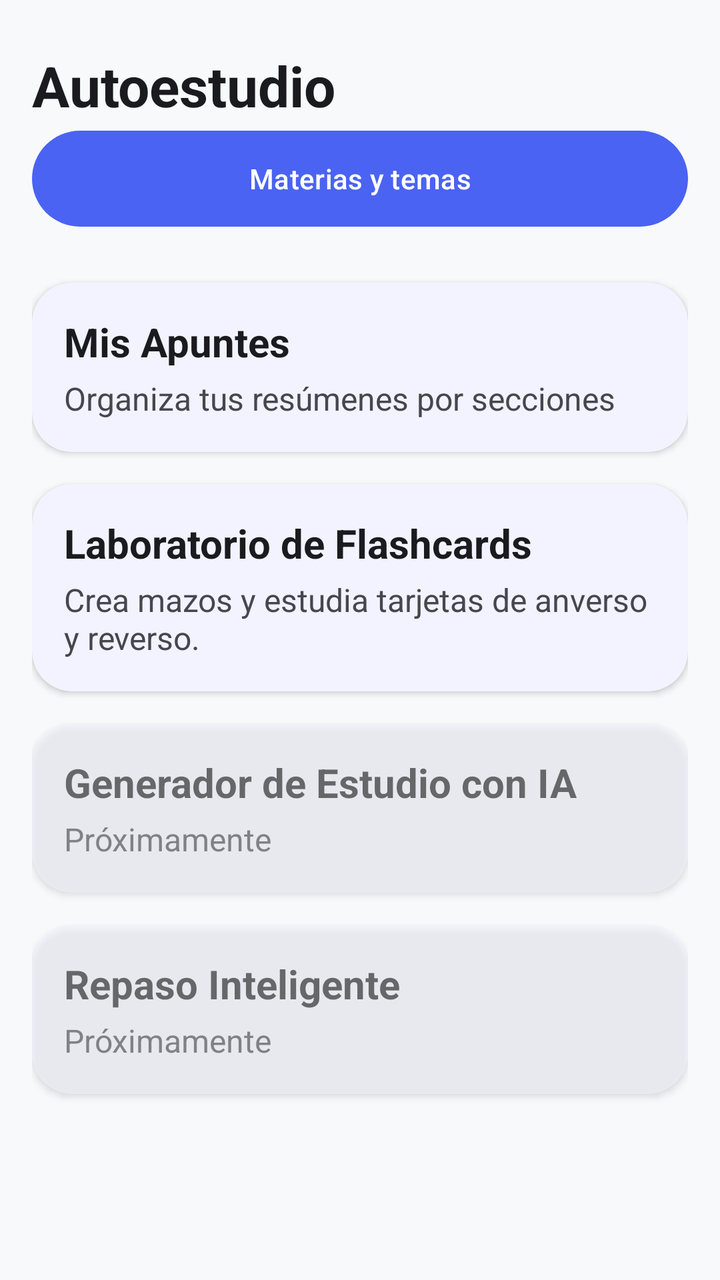
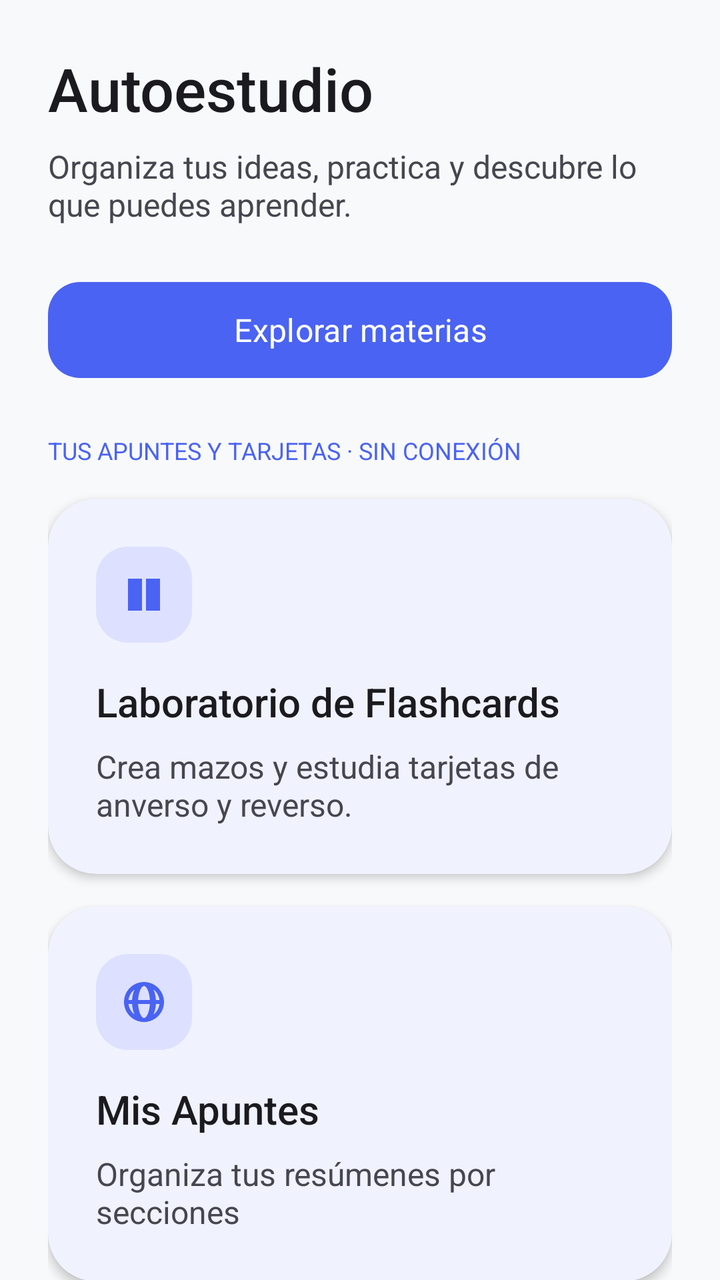

Before-and-after screenshots of an Android layout around one commit, followed by the original layout XML and the change that was made.
<!-- AndroidManifest.xml: application theme Theme.Dubalin -->
<!-- res/layout/fragment_autoestudio.xml -->
<?xml version="1.0" encoding="utf-8"?>
<androidx.core.widget.NestedScrollView
    xmlns:android="http://schemas.android.com/apk/res/android"
    xmlns:app="http://schemas.android.com/apk/res-auto"
    android:layout_width="match_parent"
    android:layout_height="match_parent"
    android:background="?android:attr/colorBackground"
    android:fillViewport="true">

    <androidx.constraintlayout.widget.ConstraintLayout
        android:layout_width="match_parent"
        android:layout_height="wrap_content"
        android:padding="@dimen/spacing_md">

        <TextView
            android:id="@+id/tv_autoestudio_titulo"
            android:layout_width="0dp"
            android:layout_height="wrap_content"
            android:layout_marginTop="@dimen/spacing_sm"
            android:accessibilityHeading="true"
            android:text="@string/autoestudio_title"
            android:textColor="?attr/colorOnBackground"
            android:textSize="@dimen/text_size_display"
            android:textStyle="bold"
            app:layout_constraintEnd_toEndOf="parent"
            app:layout_constraintStart_toStartOf="parent"
            app:layout_constraintTop_toTopOf="parent" />

        <com.google.android.material.button.MaterialButton
            android:id="@+id/btn_materias"
            android:layout_width="0dp"
            android:layout_height="wrap_content"
            android:minHeight="56dp"
            android:text="@string/subjects_title"
            app:layout_constraintTop_toBottomOf="@id/tv_autoestudio_titulo"
            app:layout_constraintStart_toStartOf="parent"
            app:layout_constraintEnd_toEndOf="parent" />

        <com.google.android.material.card.MaterialCardView
            android:id="@+id/card_mis_apuntes"
            style="@style/Widget.Dubalin.CardView"
            android:layout_width="0dp"
            android:layout_height="wrap_content"
            android:layout_marginTop="@dimen/spacing_lg"
            android:clickable="true"
            android:focusable="true"
            app:layout_constraintEnd_toEndOf="parent"
            app:layout_constraintStart_toStartOf="parent"
            app:layout_constraintTop_toBottomOf="@id/btn_materias">

            <LinearLayout
                android:layout_width="match_parent"
                android:layout_height="wrap_content"
                android:orientation="vertical"
                android:padding="@dimen/spacing_md">

                <TextView
                    android:layout_width="wrap_content"
                    android:layout_height="wrap_content"
                    android:text="@string/autoestudio_notes_title"
                    android:textColor="?attr/colorOnSurface"
                    android:textSize="@dimen/text_size_title"
                    android:textStyle="bold" />

                <TextView
                    android:layout_width="match_parent"
                    android:layout_height="wrap_content"
                    android:layout_marginTop="@dimen/spacing_xs"
                    android:text="@string/autoestudio_notes_description"
                    android:textColor="?attr/colorOnSurfaceVariant"
                    android:textSize="@dimen/text_size_body" />

            </LinearLayout>

        </com.google.android.material.card.MaterialCardView>

        <com.google.android.material.card.MaterialCardView
            android:id="@+id/card_flashcards"
            style="@style/Widget.Dubalin.CardView"
            android:layout_width="0dp"
            android:layout_height="wrap_content"
            android:layout_marginTop="@dimen/spacing_md"
            android:clickable="true"
            android:focusable="true"
            app:layout_constraintEnd_toEndOf="parent"
            app:layout_constraintStart_toStartOf="parent"
            app:layout_constraintTop_toBottomOf="@id/card_mis_apuntes">

            <LinearLayout
                android:layout_width="match_parent"
                android:layout_height="wrap_content"
                android:orientation="vertical"
                android:padding="@dimen/spacing_md">

                <TextView
                    android:layout_width="wrap_content"
                    android:layout_height="wrap_content"
                    android:text="@string/autoestudio_flashcards_title"
                    android:textColor="?attr/colorOnSurface"
                    android:textSize="@dimen/text_size_title"
                    android:textStyle="bold" />

                <TextView
                    android:layout_width="match_parent"
                    android:layout_height="wrap_content"
                    android:layout_marginTop="@dimen/spacing_xs"
                    android:text="@string/flashcards_description"
                    android:textColor="?attr/colorOnSurfaceVariant"
                    android:textSize="@dimen/text_size_body" />

            </LinearLayout>

        </com.google.android.material.card.MaterialCardView>

        <com.google.android.material.card.MaterialCardView
            android:id="@+id/card_generador_ia"
            style="@style/Widget.Dubalin.CardView"
            android:layout_width="0dp"
            android:layout_height="wrap_content"
            android:layout_marginTop="@dimen/spacing_md"
            android:alpha="0.6"
            app:layout_constraintEnd_toEndOf="parent"
            app:layout_constraintStart_toStartOf="parent"
            app:layout_constraintTop_toBottomOf="@id/card_flashcards">

            <LinearLayout
                android:layout_width="match_parent"
                android:layout_height="wrap_content"
                android:orientation="vertical"
                android:padding="@dimen/spacing_md">

                <TextView
                    android:layout_width="wrap_content"
                    android:layout_height="wrap_content"
                    android:text="@string/autoestudio_ai_title"
                    android:textColor="?attr/colorOnSurface"
                    android:textSize="@dimen/text_size_title"
                    android:textStyle="bold" />

                <TextView
                    android:layout_width="match_parent"
                    android:layout_height="wrap_content"
                    android:layout_marginTop="@dimen/spacing_xs"
                    android:text="@string/coming_soon"
                    android:textColor="?attr/colorOnSurfaceVariant"
                    android:textSize="@dimen/text_size_body" />

            </LinearLayout>

        </com.google.android.material.card.MaterialCardView>

        <com.google.android.material.card.MaterialCardView
            android:id="@+id/card_repaso_inteligente"
            style="@style/Widget.Dubalin.CardView"
            android:layout_width="0dp"
            android:layout_height="wrap_content"
            android:layout_marginTop="@dimen/spacing_md"
            android:layout_marginBottom="@dimen/spacing_md"
            android:alpha="0.6"
            app:layout_constraintEnd_toEndOf="parent"
            app:layout_constraintStart_toStartOf="parent"
            app:layout_constraintTop_toBottomOf="@id/card_generador_ia">

            <LinearLayout
                android:layout_width="match_parent"
                android:layout_height="wrap_content"
                android:orientation="vertical"
                android:padding="@dimen/spacing_md">

                <TextView
                    android:layout_width="wrap_content"
                    android:layout_height="wrap_content"
                    android:text="@string/autoestudio_review_title"
                    android:textColor="?attr/colorOnSurface"
                    android:textSize="@dimen/text_size_title"
                    android:textStyle="bold" />

                <TextView
                    android:layout_width="match_parent"
                    android:layout_height="wrap_content"
                    android:layout_marginTop="@dimen/spacing_xs"
                    android:text="@string/coming_soon"
                    android:textColor="?attr/colorOnSurfaceVariant"
                    android:textSize="@dimen/text_size_body" />

            </LinearLayout>

        </com.google.android.material.card.MaterialCardView>

    </androidx.constraintlayout.widget.ConstraintLayout>

</androidx.core.widget.NestedScrollView>
<!-- resources referenced by this layout -->
<resources>
  <dimen name="spacing_lg">24dp</dimen>
  <dimen name="spacing_md">16dp</dimen>
  <dimen name="spacing_sm">8dp</dimen>
  <dimen name="spacing_xs">4dp</dimen>
  <dimen name="text_size_body">16sp</dimen>
  <dimen name="text_size_display">28sp</dimen>
  <dimen name="text_size_title">20sp</dimen>
  <string name="subjects_title">Materias y temas</string>
  <style name="Widget.Dubalin.CardView" parent="Widget.Material3.CardView.Elevated">
          <item name="cardCornerRadius">@dimen/card_corner_radius</item>
          <item name="cardElevation">@dimen/card_elevation</item>
          <item name="cardBackgroundColor">@color/md_surface</item>
      </style>
  <style name="Theme.Dubalin" parent="Theme.Material3.DayNight.NoActionBar">
          <item name="colorPrimary">@color/md_primary</item>
          <item name="colorOnPrimary">@color/md_on_primary</item>
          <item name="colorPrimaryContainer">@color/md_primary_container</item>
          <item name="colorOnPrimaryContainer">@color/md_on_primary_container</item>
  
          <item name="colorSecondary">@color/md_secondary</item>
          <item name="colorOnSecondary">@color/md_on_secondary</item>
          <item name="colorSecondaryContainer">@color/md_secondary_container</item>
          <item name="colorOnSecondaryContainer">@color/md_on_secondary_container</item>
  
          <item name="android:colorBackground">@color/md_background</item>
          <item name="colorOnBackground">@color/md_on_background</item>
  
          <item name="colorSurface">@color/md_surface</item>
          <item name="colorOnSurface">@color/md_on_surface</item>
          <item name="colorSurfaceVariant">@color/md_surface_variant</item>
          <item name="colorOnSurfaceVariant">@color/md_on_surface_variant</item>
  
          <item name="colorOutline">@color/md_outline</item>
  
          <item name="colorError">@color/md_error</item>
          <item name="colorOnError">@color/md_on_error</item>
          <item name="colorErrorContainer">@color/md_error_container</item>
          <item name="colorOnErrorContainer">@color/md_on_error_container</item>
  
          <item name="materialCardViewStyle">@style/Widget.Dubalin.CardView</item>
      </style>
  <dimen name="card_corner_radius">20dp</dimen>
  <dimen name="card_elevation">2dp</dimen>
  <!-- unchanged entries left out for length: 27 -->
</resources>

<!-- the commit's change to res/layout/fragment_autoestudio.xml (unified diff, before → after) -->
@@ -1,192 +1,37 @@
 <?xml version="1.0" encoding="utf-8"?>
-<androidx.core.widget.NestedScrollView
-    xmlns:android="http://schemas.android.com/apk/res/android"
-    xmlns:app="http://schemas.android.com/apk/res-auto"
-    android:layout_width="match_parent"
-    android:layout_height="match_parent"
-    android:background="?android:attr/colorBackground"
-    android:fillViewport="true">
-
-    <androidx.constraintlayout.widget.ConstraintLayout
-        android:layout_width="match_parent"
-        android:layout_height="wrap_content"
-        android:padding="@dimen/spacing_md">
-
-        <TextView
-            android:id="@+id/tv_autoestudio_titulo"
-            android:layout_width="0dp"
-            android:layout_height="wrap_content"
-            android:layout_marginTop="@dimen/spacing_sm"
-            android:accessibilityHeading="true"
-            android:text="@string/autoestudio_title"
-            android:textColor="?attr/colorOnBackground"
-            android:textSize="@dimen/text_size_display"
-            android:textStyle="bold"
-            app:layout_constraintEnd_toEndOf="parent"
-            app:layout_constraintStart_toStartOf="parent"
-            app:layout_constraintTop_toTopOf="parent" />
-
-        <com.google.android.material.button.MaterialButton
-            android:id="@+id/btn_materias"
-            android:layout_width="0dp"
-            android:layout_height="wrap_content"
-            android:minHeight="56dp"
-            android:text="@string/subjects_title"
-            app:layout_constraintTop_toBottomOf="@id/tv_autoestudio_titulo"
-            app:layout_constraintStart_toStartOf="parent"
-            app:layout_constraintEnd_toEndOf="parent" />
-
-        <com.google.android.material.card.MaterialCardView
-            android:id="@+id/card_mis_apuntes"
-            style="@style/Widget.Dubalin.CardView"
-            android:layout_width="0dp"
-            android:layout_height="wrap_content"
-            android:layout_marginTop="@dimen/spacing_lg"
-            android:clickable="true"
-            android:focusable="true"
-            app:layout_constraintEnd_toEndOf="parent"
-            app:layout_constraintStart_toStartOf="parent"
-            app:layout_constraintTop_toBottomOf="@id/btn_materias">
-
-            <LinearLayout
-                android:layout_width="match_parent"
-                android:layout_height="wrap_content"
-                android:orientation="vertical"
-                android:padding="@dimen/spacing_md">
-
-                <TextView
-                    android:layout_width="wrap_content"
-                    android:layout_height="wrap_content"
-                    android:text="@string/autoestudio_notes_title"
-                    android:textColor="?attr/colorOnSurface"
-                    android:textSize="@dimen/text_size_title"
-                    android:textStyle="bold" />
-
-                <TextView
-                    android:layout_width="match_parent"
-                    android:layout_height="wrap_content"
-                    android:layout_marginTop="@dimen/spacing_xs"
-                    android:text="@string/autoestudio_notes_description"
-                    android:textColor="?attr/colorOnSurfaceVariant"
-                    android:textSize="@dimen/text_size_body" />
-
+<androidx.core.widget.NestedScrollView xmlns:android="http://schemas.android.com/apk/res/android" xmlns:app="http://schemas.android.com/apk/res-auto" android:layout_width="match_parent" android:layout_height="match_parent" android:fillViewport="true" android:background="?android:attr/colorBackground">
+    <LinearLayout android:layout_width="match_parent" android:layout_height="wrap_content" android:orientation="vertical" android:padding="24dp">
+        <TextView android:layout_width="match_parent" android:layout_height="wrap_content" android:text="@string/autoestudio_title" android:textSize="30sp" android:textColor="?attr/colorOnSurface" android:id="@+id/tv_autoestudio_titulo" android:fontFamily="sans-serif-medium" android:accessibilityHeading="true"/>
+        <TextView android:layout_width="match_parent" android:layout_height="wrap_content" android:text="@string/ui_auto_detail" android:textSize="16sp" android:textColor="?attr/colorOnSurfaceVariant" android:layout_marginTop="8dp" android:layout_marginBottom="12dp"/>
+        <com.google.android.material.button.MaterialButton android:id="@+id/btn_materias" android:layout_width="match_parent" android:layout_height="wrap_content" android:layout_marginTop="12dp" android:text="@string/ui_explore"/>
+        <TextView android:layout_width="match_parent" android:layout_height="wrap_content" android:text="@string/ui_offline" android:textSize="12sp" android:textColor="?attr/colorPrimary" android:layout_marginTop="24dp" android:layout_marginBottom="16dp"/>
+        <com.google.android.material.card.MaterialCardView style="@style/Widget.Dubalin.CardView" android:layout_width="match_parent" android:layout_height="wrap_content" android:layout_marginBottom="16dp" android:id="@+id/card_flashcards" android:clickable="true" android:focusable="true">
+            <LinearLayout android:layout_width="match_parent" android:layout_height="wrap_content" android:orientation="vertical" android:padding="24dp">
+                <ImageView android:layout_width="48dp" android:layout_height="48dp" android:padding="12dp" android:background="@drawable/bg_icon_tile" app:srcCompat="@drawable/ic_nav_autoestudio" app:tint="?attr/colorPrimary" android:importantForAccessibility="no"/>
+                <TextView android:layout_width="match_parent" android:layout_height="wrap_content" android:text="@string/autoestudio_flashcards_title" android:textSize="20sp" android:textColor="?attr/colorOnSurface" android:layout_marginTop="16dp" android:fontFamily="sans-serif-medium"/>
+                <TextView android:layout_width="match_parent" android:layout_height="wrap_content" android:text="@string/flashcards_description" android:textSize="16sp" android:textColor="?attr/colorOnSurfaceVariant" android:layout_marginTop="8dp"/>
             </LinearLayout>
-
         </com.google.android.material.card.MaterialCardView>
-
-        <com.google.android.material.card.MaterialCardView
-            android:id="@+id/card_flashcards"
-            style="@style/Widget.Dubalin.CardView"
-            android:layout_width="0dp"
-            android:layout_height="wrap_content"
-            android:layout_marginTop="@dimen/spacing_md"
-            android:clickable="true"
-            android:focusable="true"
-            app:layout_constraintEnd_toEndOf="parent"
-            app:layout_constraintStart_toStartOf="parent"
-            app:layout_constraintTop_toBottomOf="@id/card_mis_apuntes">
-
-            <LinearLayout
-                android:layout_width="match_parent"
-                android:layout_height="wrap_content"
-                android:orientation="vertical"
-                android:padding="@dimen/spacing_md">
-
-                <TextView
-                    android:layout_width="wrap_content"
-                    android:layout_height="wrap_content"
-                    android:text="@string/autoestudio_flashcards_title"
-                    android:textColor="?attr/colorOnSurface"
-                    android:textSize="@dimen/text_size_title"
-                    android:textStyle="bold" />
-
-                <TextView
-                    android:layout_width="match_parent"
-                    android:layout_height="wrap_content"
-                    android:layout_marginTop="@dimen/spacing_xs"
-                    android:text="@string/flashcards_description"
-                    android:textColor="?attr/colorOnSurfaceVariant"
-                    android:textSize="@dimen/text_size_body" />
-
+        <com.google.android.material.card.MaterialCardView style="@style/Widget.Dubalin.CardView" android:layout_width="match_parent" android:layout_height="wrap_content" android:layout_marginBottom="16dp" android:id="@+id/card_mis_apuntes" android:clickable="true" android:focusable="true">
+            <LinearLayout android:layout_width="match_parent" android:layout_height="wrap_content" android:orientation="vertical" android:padding="24dp">
+                <ImageView android:layout_width="48dp" android:layout_height="48dp" android:padding="12dp" android:background="@drawable/bg_icon_tile" app:srcCompat="@drawable/ic_nav_idiomas" app:tint="?attr/colorPrimary" android:importantForAccessibility="no"/>
+                <TextView android:layout_width="match_parent" android:layout_height="wrap_content" android:text="@string/autoestudio_notes_title" android:textSize="20sp" android:textColor="?attr/colorOnSurface" android:layout_marginTop="16dp" android:fontFamily="sans-serif-medium"/>
+                <TextView android:layout_width="match_parent" android:layout_height="wrap_content" android:text="@string/autoestudio_notes_description" android:textSize="16sp" android:textColor="?attr/colorOnSurfaceVariant" android:layout_marginTop="8dp"/>
             </LinearLayout>
-
         </com.google.android.material.card.MaterialCardView>
-
-        <com.google.android.material.card.MaterialCardView
-            android:id="@+id/card_generador_ia"
-            style="@style/Widget.Dubalin.CardView"
-            android:layout_width="0dp"
-            android:layout_height="wrap_content"
-            android:layout_marginTop="@dimen/spacing_md"
-            android:alpha="0.6"
-            app:layout_constraintEnd_toEndOf="parent"
-            app:layout_constraintStart_toStartOf="parent"
-            app:layout_constraintTop_toBottomOf="@id/card_flashcards">
-
-            <LinearLayout
-                android:layout_width="match_parent"
-                android:layout_height="wrap_content"
-                android:orientation="vertical"
-                android:padding="@dimen/spacing_md">
-
-                <TextView
-                    android:layout_width="wrap_content"
-                    android:layout_height="wrap_content"
-                    android:text="@string/autoestudio_ai_title"
-                    android:textColor="?attr/colorOnSurface"
-                    android:textSize="@dimen/text_size_title"
-                    android:textStyle="bold" />
-
-                <TextView
-                    android:layout_width="match_parent"
-                    android:layout_height="wrap_content"
-                    android:layout_marginTop="@dimen/spacing_xs"
-                    android:text="@string/coming_soon"
-                    android:textColor="?attr/colorOnSurfaceVariant"
-                    android:textSize="@dimen/text_size_body" />
-
+        <com.google.android.material.card.MaterialCardView style="@style/Widget.Dubalin.CardView" android:layout_width="match_parent" android:layout_height="wrap_content" android:layout_marginBottom="16dp" android:id="@+id/card_generador_ia">
+            <LinearLayout android:layout_width="match_parent" android:layout_height="wrap_content" android:orientation="vertical" android:padding="24dp">
+                <ImageView android:layout_width="48dp" android:layout_height="48dp" android:padding="12dp" android:background="@drawable/bg_icon_tile" app:srcCompat="@drawable/ic_nav_desafios" app:tint="?attr/colorPrimary" android:importantForAccessibility="no"/>
+                <TextView android:layout_width="match_parent" android:layout_height="wrap_content" android:text="@string/autoestudio_ai_title" android:textSize="20sp" android:textColor="?attr/colorOnSurface" android:layout_marginTop="16dp" android:fontFamily="sans-serif-medium"/>
+                <TextView android:layout_width="match_parent" android:layout_height="wrap_content" android:text="@string/coming_soon" android:textSize="16sp" android:textColor="?attr/colorOnSurfaceVariant" android:layout_marginTop="8dp"/>
             </LinearLayout>
-
         </com.google.android.material.card.MaterialCardView>
-
-        <com.google.android.material.card.MaterialCardView
-            android:id="@+id/card_repaso_inteligente"
-            style="@style/Widget.Dubalin.CardView"
-            android:layout_width="0dp"
-            android:layout_height="wrap_content"
-            android:layout_marginTop="@dimen/spacing_md"
-            android:layout_marginBottom="@dimen/spacing_md"
-            android:alpha="0.6"
-            app:layout_constraintEnd_toEndOf="parent"
-            app:layout_constraintStart_toStartOf="parent"
-            app:layout_constraintTop_toBottomOf="@id/card_generador_ia">
-
-            <LinearLayout
-                android:layout_width="match_parent"
-                android:layout_height="wrap_content"
-                android:orientation="vertical"
-                android:padding="@dimen/spacing_md">
-
-                <TextView
-                    android:layout_width="wrap_content"
-                    android:layout_height="wrap_content"
-                    android:text="@string/autoestudio_review_title"
-                    android:textColor="?attr/colorOnSurface"
-                    android:textSize="@dimen/text_size_title"
-                    android:textStyle="bold" />
-
-                <TextView
-                    android:layout_width="match_parent"
-                    android:layout_height="wrap_content"
-                    android:layout_marginTop="@dimen/spacing_xs"
-                    android:text="@string/coming_soon"
-                    android:textColor="?attr/colorOnSurfaceVariant"
-                    android:textSize="@dimen/text_size_body" />
-
+        <com.google.android.material.card.MaterialCardView style="@style/Widget.Dubalin.CardView" android:layout_width="match_parent" android:layout_height="wrap_content" android:layout_marginBottom="16dp" android:id="@+id/card_repaso_inteligente">
+            <LinearLayout android:layout_width="match_parent" android:layout_height="wrap_content" android:orientation="vertical" android:padding="24dp">
+                <ImageView android:layout_width="48dp" android:layout_height="48dp" android:padding="12dp" android:background="@drawable/bg_icon_tile" app:srcCompat="@drawable/ic_nav_home" app:tint="?attr/colorPrimary" android:importantForAccessibility="no"/>
+                <TextView android:layout_width="match_parent" android:layout_height="wrap_content" android:text="@string/autoestudio_review_title" android:textSize="20sp" android:textColor="?attr/colorOnSurface" android:layout_marginTop="16dp" android:fontFamily="sans-serif-medium"/>
+                <TextView android:layout_width="match_parent" android:layout_height="wrap_content" android:text="@string/coming_soon" android:textSize="16sp" android:textColor="?attr/colorOnSurfaceVariant" android:layout_marginTop="8dp"/>
             </LinearLayout>
-
         </com.google.android.material.card.MaterialCardView>
-
-    </androidx.constraintlayout.widget.ConstraintLayout>
-
+    </LinearLayout>
 </androidx.core.widget.NestedScrollView>
<!-- resource entries referenced after the edit -->
@@ -1,16 +1,58 @@
 <!-- resources referenced by this layout -->
 <resources>
-  <dimen name="spacing_lg">24dp</dimen>
-  <dimen name="spacing_md">16dp</dimen>
-  <dimen name="spacing_sm">8dp</dimen>
-  <dimen name="spacing_xs">4dp</dimen>
-  <dimen name="text_size_body">16sp</dimen>
-  <dimen name="text_size_display">28sp</dimen>
-  <dimen name="text_size_title">20sp</dimen>
-  <string name="subjects_title">Materias y temas</string>
+  <!-- drawable bg_icon_tile (drawable) -->
+  <?xml version="1.0" encoding="utf-8"?>
+  <shape xmlns:android="http://schemas.android.com/apk/res/android">
+      <solid android:color="@color/md_primary_container"/>
+      <corners android:radius="16dp"/>
+  </shape>
+  <!-- drawable ic_nav_autoestudio (drawable) -->
+  <vector xmlns:android="http://schemas.android.com/apk/res/android"
+      android:width="24dp"
+      android:height="24dp"
+      android:viewportWidth="24"
+      android:viewportHeight="24">
+      <path
+          android:fillColor="#FF000000"
+          android:pathData="M4,4 L11,4 L11,20 L4,20 Z M13,4 L20,4 L20,20 L13,20 Z" />
+  </vector>
+  <!-- drawable ic_nav_desafios (drawable) -->
+  <vector xmlns:android="http://schemas.android.com/apk/res/android"
+      android:width="24dp"
+      android:height="24dp"
+      android:viewportWidth="24"
+      android:viewportHeight="24">
+      <path
+          android:fillColor="#FF000000"
+          android:pathData="M12,2 L15,9 L22,9 L16.5,13.5 L18.5,21 L12,16.8 L5.5,21 L7.5,13.5 L2,9 L9,9 Z" />
+  </vector>
+  <!-- drawable ic_nav_home (drawable) -->
+  <vector xmlns:android="http://schemas.android.com/apk/res/android"
+      android:width="24dp"
+      android:height="24dp"
+      android:viewportWidth="24"
+      android:viewportHeight="24">
+      <path
+          android:fillColor="#FF000000"
+          android:pathData="M12,3 L21,10 L19,10 L19,20 L14,20 L14,14 L10,14 L10,20 L5,20 L5,10 L3,10 Z" />
+  </vector>
+  <!-- drawable ic_nav_idiomas (drawable) -->
+  <vector xmlns:android="http://schemas.android.com/apk/res/android"
+      android:width="24dp"
+      android:height="24dp"
+      android:viewportWidth="24"
+      android:viewportHeight="24">
+      <path
+          android:fillColor="#FF000000"
+          android:pathData="M12,2 C6.48,2 2,6.48 2,12 C2,17.52 6.48,22 12,22 C17.52,22 22,17.52 22,12 C22,6.48 17.52,2 12,2 Z M12,4 C13.5,4 14.75,7.58 14.94,11 L9.06,11 C9.25,7.58 10.5,4 12,4 Z M9.06,13 L14.94,13 C14.75,16.42 13.5,20 12,20 C10.5,20 9.25,16.42 9.06,13 Z M4.26,11 C4.53,8.86 5.66,6.99 7.29,5.76 C6.58,7.18 6.13,9.02 6.03,11 Z M4.26,13 L6.03,13 C6.13,14.98 6.58,16.82 7.29,18.24 C5.66,17.01 4.53,15.14 4.26,13 Z M16.71,5.76 C18.34,6.99 19.47,8.86 19.74,11 L17.97,11 C17.87,9.02 17.42,7.18 16.71,5.76 Z M17.97,13 L19.74,13 C19.47,15.14 18.34,17.01 16.71,18.24 C17.42,16.82 17.87,14.98 17.97,13 Z" />
+  </vector>
+  <string name="ui_auto_detail">Organiza tus ideas, practica y descubre lo que puedes aprender.</string>
+  <string name="ui_explore">Explorar materias</string>
+  <string name="ui_offline">TUS APUNTES Y TARJETAS · SIN CONEXIÓN</string>
   <style name="Widget.Dubalin.CardView" parent="Widget.Material3.CardView.Elevated">
           <item name="cardCornerRadius">@dimen/card_corner_radius</item>
           <item name="cardElevation">@dimen/card_elevation</item>
+          <item name="strokeWidth">0dp</item>
           <item name="cardBackgroundColor">@color/md_surface</item>
       </style>
   <style name="Theme.Dubalin" parent="Theme.Material3.DayNight.NoActionBar">
@@ -18,31 +60,38 @@
           <item name="colorOnPrimary">@color/md_on_primary</item>
           <item name="colorPrimaryContainer">@color/md_primary_container</item>
           <item name="colorOnPrimaryContainer">@color/md_on_primary_container</item>
-  
           <item name="colorSecondary">@color/md_secondary</item>
           <item name="colorOnSecondary">@color/md_on_secondary</item>
           <item name="colorSecondaryContainer">@color/md_secondary_container</item>
           <item name="colorOnSecondaryContainer">@color/md_on_secondary_container</item>
-  
           <item name="android:colorBackground">@color/md_background</item>
           <item name="colorOnBackground">@color/md_on_background</item>
-  
           <item name="colorSurface">@color/md_surface</item>
           <item name="colorOnSurface">@color/md_on_surface</item>
           <item name="colorSurfaceVariant">@color/md_surface_variant</item>
           <item name="colorOnSurfaceVariant">@color/md_on_surface_variant</item>
-  
           <item name="colorOutline">@color/md_outline</item>
-  
           <item name="colorError">@color/md_error</item>
           <item name="colorOnError">@color/md_on_error</item>
           <item name="colorErrorContainer">@color/md_error_container</item>
           <item name="colorOnErrorContainer">@color/md_on_error_container</item>
-  
+          <item name="android:fontFamily">sans-serif</item>
+          <item name="materialButtonStyle">@style/Widget.Dubalin.Button</item>
+          <item name="android:windowLightStatusBar">true</item>
+          <item name="android:statusBarColor">@color/md_background</item>
+          <item name="android:navigationBarColor">@color/md_surface</item>
           <item name="materialCardViewStyle">@style/Widget.Dubalin.CardView</item>
       </style>
-  <dimen name="card_corner_radius">20dp</dimen>
-  <dimen name="card_elevation">2dp</dimen>
+  <dimen name="card_corner_radius">24dp</dimen>
+  <dimen name="card_elevation">3dp</dimen>
+  <style name="Widget.Dubalin.Button" parent="Widget.Material3.Button">
+          <item name="cornerRadius">16dp</item>
+          <item name="android:minHeight">56dp</item>
+          <item name="android:textAllCaps">false</item>
+          <item name="android:textSize">16sp</item>
+          <item name="backgroundTint">@color/button_primary</item>
+          <item name="android:stateListAnimator">@animator/button_press</item>
+      </style>
   <!-- unchanged entries left out for length: 27 -->
 </resources>
 
